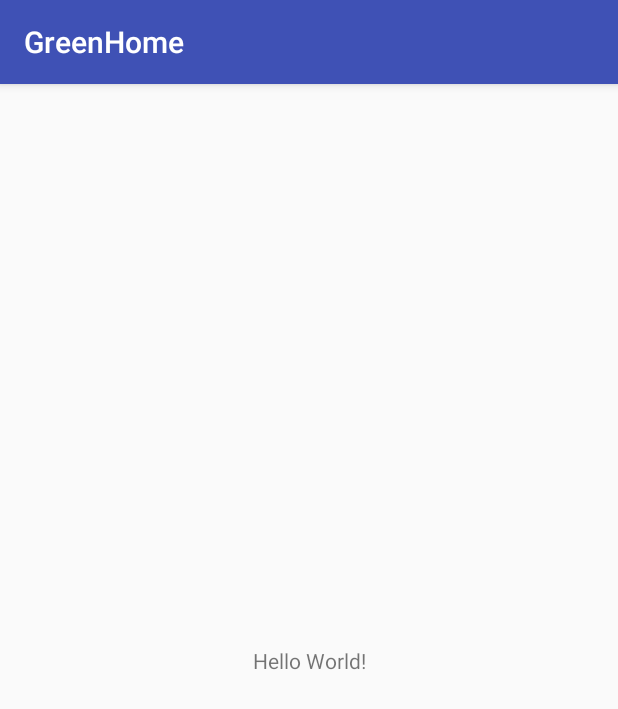
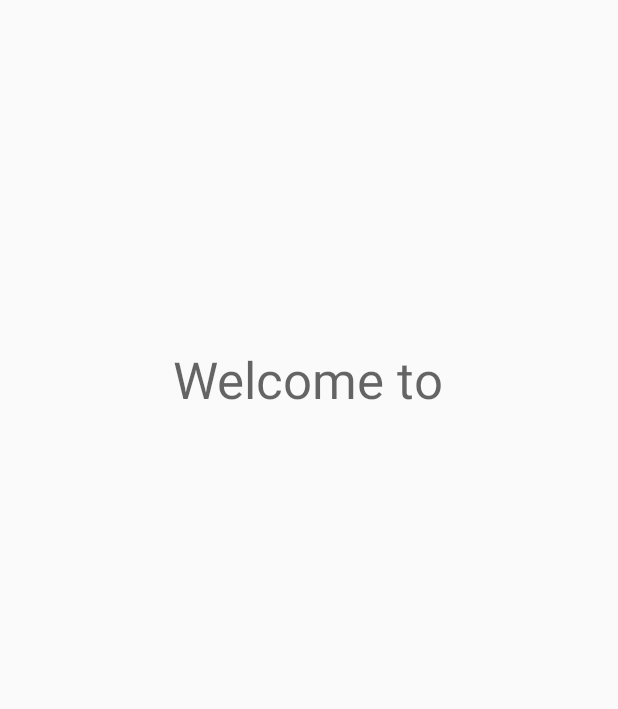
Before and after one commit to chuNicholas/GreenHome, an Android app: the screen it shows after launch (MainActivity), on a phone screen of 412 x 824 dp. Shown: the top 709 px of the screen. Run offline under Robolectric (Android 15) with nearby library versions, the phone set to English and light mode, and no system bars.

```diff
--- a/app/build.gradle
+++ b/app/build.gradle
@@ -22,6 +22,7 @@ dependencies {
     implementation fileTree(dir: 'libs', include: ['*.jar'])
     implementation 'com.android.support:appcompat-v7:26.1.0'
     implementation 'com.android.support.constraint:constraint-layout:1.0.2'
+    implementation 'com.android.support:design:26.1.0'
     testImplementation 'junit:junit:4.12'
     androidTestImplementation 'com.android.support.test:runner:1.0.1'
     androidTestImplementation 'com.android.support.test.espresso:espresso-core:3.0.1'
--- a/app/src/main/java/greenhome/greenhome/MainActivity.java
+++ b/app/src/main/java/greenhome/greenhome/MainActivity.java
@@ -2,6 +2,7 @@ package greenhome.greenhome;
 
 import android.support.v7.app.AppCompatActivity;
 import android.os.Bundle;
+import android.widget.ImageView;
 
 public class MainActivity extends AppCompatActivity {
 
@@ -9,5 +10,8 @@ public class MainActivity extends AppCompatActivity {
     protected void onCreate(Bundle savedInstanceState) {
         super.onCreate(savedInstanceState);
         setContentView(R.layout.activity_main);
+        //ImageView Logo = (ImageView) findViewById(R.id.Logo);
+       // Logo.setLeft(999);
+        //Logo.setTop(999);
     }
 }
--- a/app/src/main/res/layout/activity_main.xml
+++ b/app/src/main/res/layout/activity_main.xml
@@ -7,12 +7,15 @@
     tools:context="greenhome.greenhome.MainActivity">
 
     <TextView
-        android:layout_width="wrap_content"
-        android:layout_height="wrap_content"
-        android:text="Hello World!"
+        android:id="@+id/textView2"
+        android:layout_width="182dp"
+        android:layout_height="58dp"
+        android:text="Welcome to"
+        android:textAppearance="@android:style/TextAppearance.Material.Display1"
         app:layout_constraintBottom_toBottomOf="parent"
         app:layout_constraintLeft_toLeftOf="parent"
         app:layout_constraintRight_toRightOf="parent"
-        app:layout_constraintTop_toTopOf="parent" />
+        app:layout_constraintTop_toTopOf="parent"
+        app:layout_constraintVertical_bias="0.3" />
 
 </android.support.constraint.ConstraintLayout>
--- /dev/null
+++ b/app/src/main/res/values/dimens.xml
@@ -0,0 +1,3 @@
+<resources>
+    <dimen name="fab_margin">16dp</dimen>
+</resources>
--- a/app/src/main/res/values/strings.xml
+++ b/app/src/main/res/values/strings.xml
@@ -1,3 +1,4 @@
 <resources>
     <string name="app_name">GreenHome</string>
+    <string name="title_activity_welcome__screen">Welcome_Screen</string>
 </resources>
--- a/app/src/main/res/values/styles.xml
+++ b/app/src/main/res/values/styles.xml
@@ -1,11 +1,20 @@
 <resources>
 
     <!-- Base application theme. -->
-    <style name="AppTheme" parent="Theme.AppCompat.Light.DarkActionBar">
+    <style name="AppTheme" parent="Theme.AppCompat.Light.NoActionBar">
         <!-- Customize your theme here. -->
         <item name="colorPrimary">@color/colorPrimary</item>
         <item name="colorPrimaryDark">@color/colorPrimaryDark</item>
         <item name="colorAccent">@color/colorAccent</item>
     </style>
 
+    <style name="AppTheme.NoActionBar">
+        <item name="windowActionBar">false</item>
+        <item name="windowNoTitle">true</item>
+    </style>
+
+    <style name="AppTheme.AppBarOverlay" parent="ThemeOverlay.AppCompat.Dark.ActionBar" />
+
+    <style name="AppTheme.PopupOverlay" parent="ThemeOverlay.AppCompat.Light" />
+
 </resources>
```
Also changed, not shown: app/src/main/AndroidManifest.xml (+7 -0 lines), app/src/main/java/greenhome/greenhome/Welcome_Screen.java (added, +13 -0 lines), app/src/main/res/layout/activity_welcome__screen.xml (added, +9 -0 lines).
